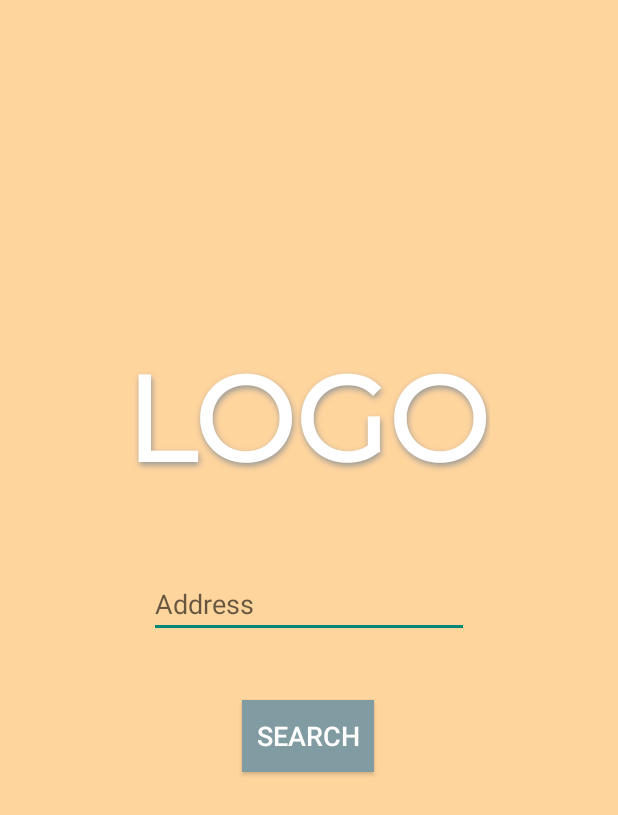
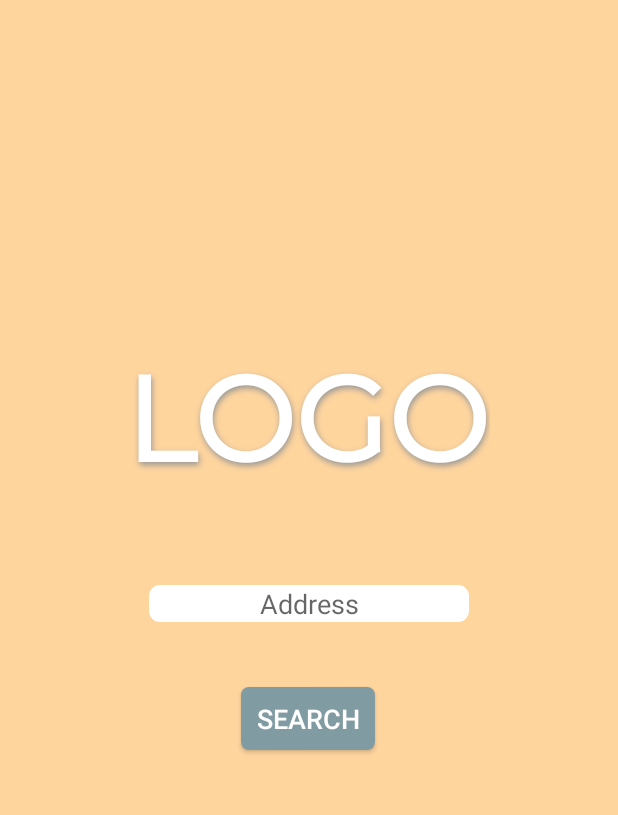
Before and after one commit to 264-Rental-App/264-Android-App, an Android app: the screen it shows after launch (MainActivity), on a phone screen of 412 x 824 dp. Shown: the top 815 px of the screen. Run offline under Robolectric (Android 15) with nearby library versions, the phone set to English and light mode, and no system bars.

Commit message:
fixed some styling issues

```diff
--- a/app/src/main/java/edu/rentals/frontend/MainActivity.java
+++ b/app/src/main/java/edu/rentals/frontend/MainActivity.java
@@ -6,6 +6,7 @@ import android.graphics.Color;
 import android.graphics.PorterDuff;
 import android.os.Bundle;
 import android.view.View;
+import android.widget.Button;
 import android.widget.TextView;
 
 public class MainActivity extends AppCompatActivity {
@@ -15,8 +16,6 @@ public class MainActivity extends AppCompatActivity {
         super.onCreate(savedInstanceState);
         setContentView(R.layout.activity_main);
 
-        TextView tv = findViewById(R.id.logo);
-//        View view = findViewById(R.id.relativeLayout);
-//        view.setBackgroundColor(Color.parseColor("#ffd59e"));
+        Button srcButton = findViewById(R.id.srcButton);
     }
 }
--- /dev/null
+++ b/app/src/main/res/drawable/button_rounded_corner.xml
@@ -0,0 +1,5 @@
+<?xml version="1.0" encoding="utf-8"?>
+<shape xmlns:android="http://schemas.android.com/apk/res/android">
+    <corners  android:radius="5dp"/>
+    <solid android:color="#819BA2"></solid>
+</shape>
--- /dev/null
+++ b/app/src/main/res/drawable/text_field_rounded_corner.xml
@@ -0,0 +1,5 @@
+<?xml version="1.0" encoding="utf-8"?>
+<shape xmlns:android="http://schemas.android.com/apk/res/android">
+    <corners  android:radius="7dp"/>
+    <solid android:color="#ffffff"></solid>
+</shape>
--- a/app/src/main/res/layout/activity_main.xml
+++ b/app/src/main/res/layout/activity_main.xml
@@ -9,9 +9,9 @@
 
     <Button
         android:id="@+id/srcButton"
-        android:layout_width="wrap_content"
-        android:layout_height="wrap_content"
-        android:background="#819BA2"
+        android:layout_width="89dp"
+        android:layout_height="42dp"
+        android:background="@drawable/button_rounded_corner"
         android:text="Search"
         android:textColor="#FFFFFF"
         android:textSize="18sp"
@@ -26,9 +26,11 @@
         android:id="@+id/editTextTextPersonName"
         android:layout_width="wrap_content"
         android:layout_height="wrap_content"
+        android:background="@drawable/text_field_rounded_corner"
         android:ems="10"
         android:hint="Address"
         android:inputType="textPersonName"
+        android:textAlignment="center"
         android:textColor="#7D7D7D"
         app:layout_constraintBottom_toBottomOf="parent"
         app:layout_constraintEnd_toEndOf="parent"
```
